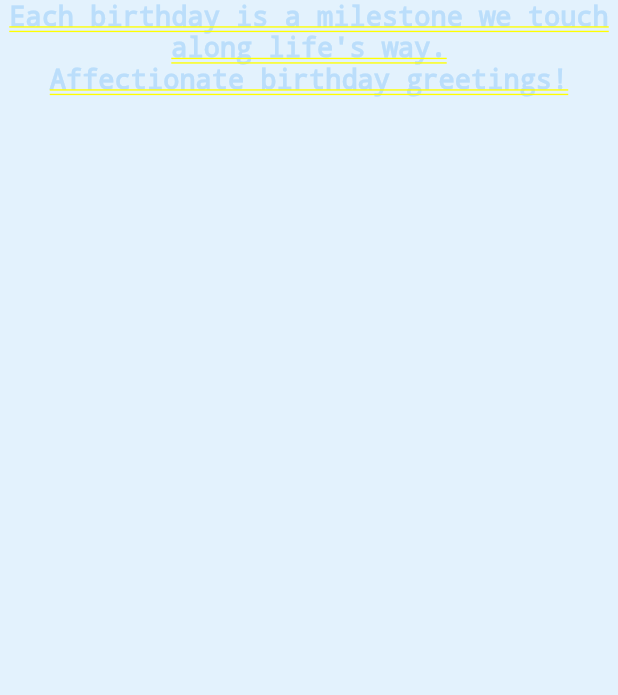
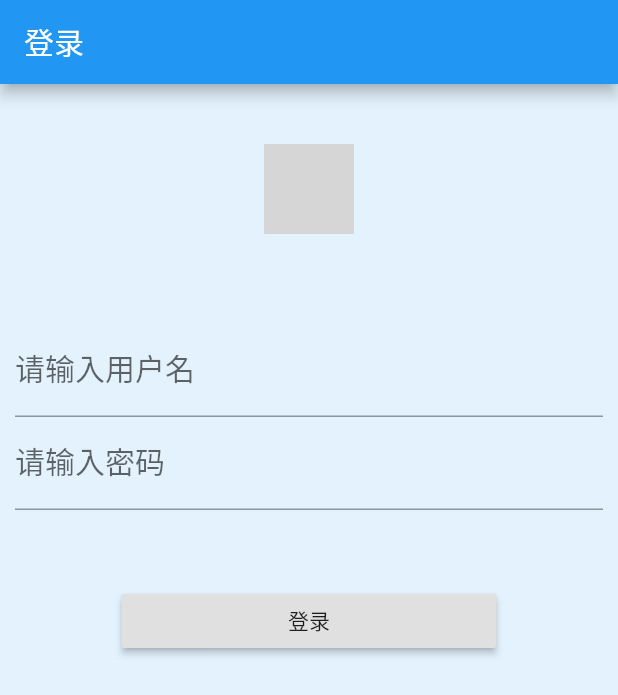
Before and after one commit to NAFISNEHC/BirthdayNotes, a Flutter app: the screen it shows after launch, after a tap on "Login", on a phone screen of 412 x 824 dp. Shown: the top 695 px of the screen. Run offline on Flutter 3.47's test engine with Material 2 defaults, Android fonts, the phone set to English and light mode, and no system bars; our stand-ins replace bot_toast; network calls fail; grey boxes are pictures that could not be loaded.

Commit message:
修复了路由的一个配置问题，加上了登录页面

```diff
--- a/lib/main.dart
+++ b/lib/main.dart
@@ -1,5 +1,6 @@
 import 'package:flutter/material.dart';
 import 'package:bot_toast/bot_toast.dart';
+import 'package:flutter_app/page/MainPage.dart';
 import 'package:flutter_app/routers/MainRouters.dart';
 
 void main() => runApp(MyApp());
@@ -9,7 +10,7 @@ class MyApp extends StatelessWidget {
   Widget build(BuildContext context) {
     return new MaterialApp(
       navigatorObservers: [BotToastNavigatorObserver()], //1.注册路由观察者
-      initialRoute: 'main',
+      home: MainPage(),
       routes: MainRouters.routes(),
     );
   }
--- a/lib/page/LoginPage.dart
+++ b/lib/page/LoginPage.dart
@@ -6,17 +6,115 @@ class LoginPage extends StatefulWidget {
 }
 
 class _LoginPage extends State<LoginPage> {
+  GlobalKey<FormState> _loginKey = GlobalKey<FormState>();
+  String _username;
+  String _password;
+
+  void _login() {
+    var _loginForm = _loginKey.currentState;
+    if (_loginForm.validate()) {
+      _loginForm.save();
+      print('name: $_username; password: $_password');
+      Navigator.pushNamed(context, 'home_page');
+    }
+  }
+
   @override
   Widget build(BuildContext context) {
-    return Container(
-      color: Colors.blue[50],
-
-      //child: Icon(Icons.ac_unit),
-      child: new Text(
-                'Each birthday is a milestone we touch along life\'s way.\nAffectionate birthday greetings!',
-                style: TextStyle(color: Colors.blue[100], fontSize: 18.0),
-                textAlign: TextAlign.center,
-              ),
+    return MaterialApp(
+      home: Scaffold(
+        appBar: AppBar(
+          title: Text("登录"),
+        ),
+        body: Center(
+          child: Container(
+            color: Colors.blue[50],
+            child: Column(
+              children: <Widget>[
+                Row(
+                  mainAxisAlignment: MainAxisAlignment.center,
+                  children: <Widget>[
+                    Container(
+                      margin: EdgeInsets.only(top: 40.0),
+                      child: ClipOval(
+                        child: FadeInImage.assetNetwork(
+                          placeholder: "images/boy.png", //预览图
+                          fit: BoxFit.fitWidth,
+                          image:
+                              "http://image.biaobaiju.com/uploads/20180802/01/1533142807-qciIlawNZp.jpg",
+                          width: 60.0,
+                          height: 60.0,
+                        ),
+                      ),
+                    )
+                  ],
+                ),
+                Row(
+                  children: <Widget>[
+                    Expanded(
+                        child: Container(
+                      margin: EdgeInsets.only(top: 50),
+                      padding: EdgeInsets.all(10),
+                      child: Form(
+                        key: _loginKey,
+                        child: Column(
+                          children: <Widget>[
+                            TextFormField(
+                              decoration: InputDecoration(
+                                labelText: '请输入用户名',
+                                hintText: 'Eason',
+                                labelStyle: TextStyle(fontSize: 20.0),
+                              ),
+                              onSaved: (value) {
+                                _username = value;
+                                print('onSaved: $value');
+                              },
+                              onFieldSubmitted: (value) {
+                                print('onFieldSubmitted: $value');
+                              },
+                              validator: (value) =>
+                                  value == '' ? '用户名不能为空' : null,
+                            ),
+                            TextFormField(
+                              decoration: InputDecoration(
+                                labelText: '请输入密码',
+                                hintText: '123456',
+                                labelStyle: TextStyle(fontSize: 20.0),
+                              ),
+                              onSaved: (value) {
+                                _password = value;
+                              },
+                              onFieldSubmitted: (value) {},
+                              validator: (value) {
+                                return value.length > 6 || value.length < 2
+                                    ? '密码长度不能小于2或者大于6'
+                                    : null;
+                              },
+                            ),
+                          ],
+                        ),
+                      ),
+                    ))
+                  ],
+                ),
+                Row(
+                  mainAxisAlignment: MainAxisAlignment.center,
+                  children: <Widget>[
+                    Container(
+                      width: 250.0,
+                      padding: EdgeInsets.only(top: 40.0),
+                      child: RaisedButton(
+                        child: Text('登录'),
+                        onPressed: _login,
+                      ),
+                    )
+                  ],
+                )
+              ],
+            ),
+          ),
+        ),
+      ),
     );
   }
 }
--- a/lib/routers/MainRouters.dart
+++ b/lib/routers/MainRouters.dart
@@ -8,7 +8,7 @@ class MainRouters {
   static Map<String, WidgetBuilder> routes() {
     return <String, WidgetBuilder>{
       'main': (context) => MainPage(),
-      'home': (context) => BotToastInit(
+      'home_page': (context) => BotToastInit(
             child: HomePage(),
           ),
       'login_page': (context) => LoginPage(),
```
Also changed, not shown: pubspec.lock, 1 other file.
